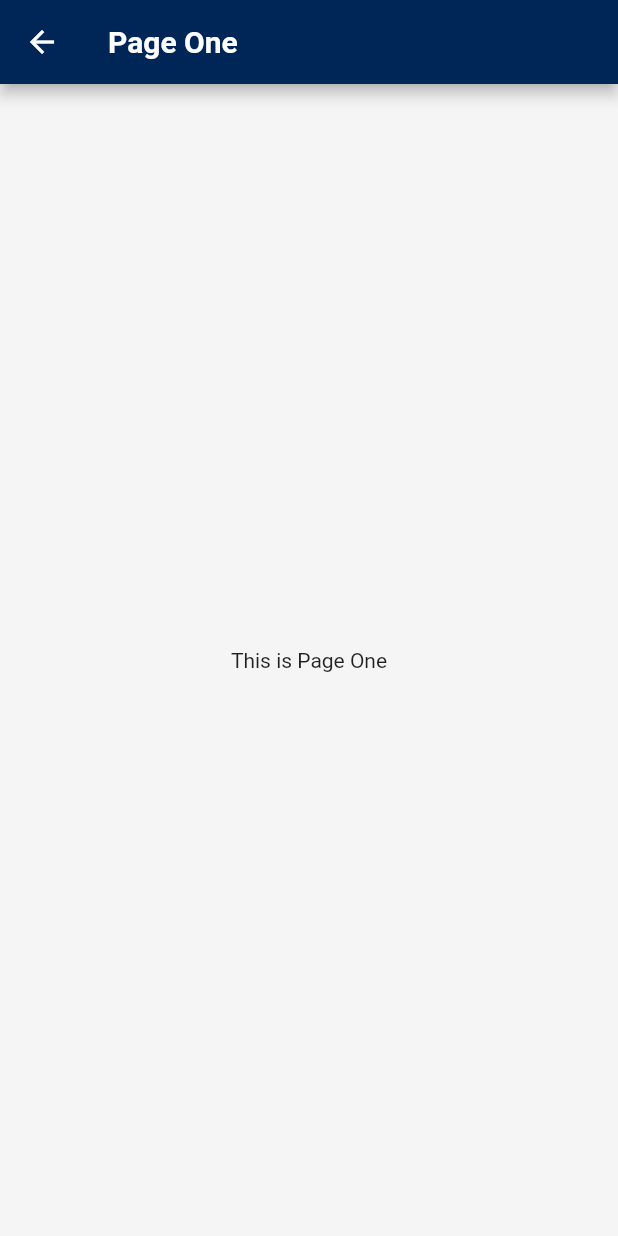
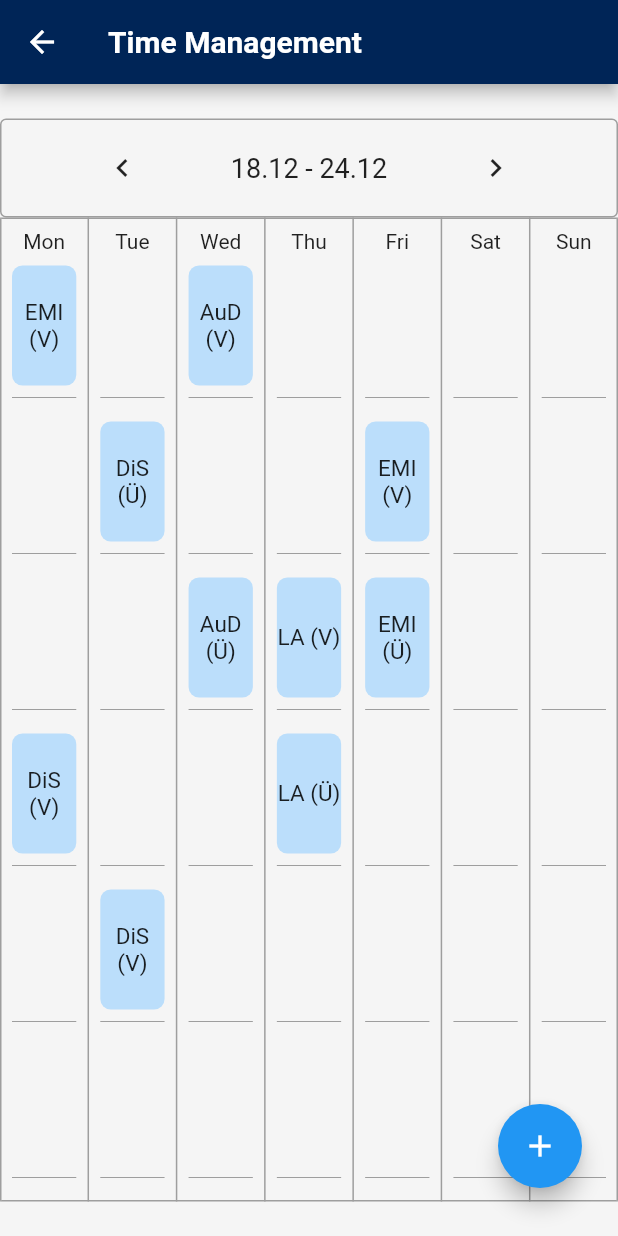
Before and after one commit to johannesmhl/tud-mobile, a Flutter app: the screen it shows after launch, after a tap on "Time Managment", on a phone screen of 412 x 824 dp. Run offline on Flutter 3.47's test engine with Material 2 defaults, Android fonts, the phone set to English and light mode, and no system bars.

```diff
--- a/lib/main.dart
+++ b/lib/main.dart
@@ -38,7 +38,7 @@ class MyApp extends StatelessWidget {
       initialRoute: '/',
       routes: {
         '/': (context) => const MyHomePage(),
-        '/time-managment': (context) => const TimeManagmentPage(),
+        '/time-managment': (context) => const TimeManagementPage(),
         '/mein-studium': (context) => const MeinStudiumPage(),
         '/news': (context) => const NewsPage(),
         '/campus-navigator': (context) => const CampusNavigatorPage(),
--- a/lib/pages/CampusNavigator.dart
+++ b/lib/pages/CampusNavigator.dart
@@ -9,7 +9,7 @@ class CampusNavigatorPage extends StatelessWidget {
       appBar: AppBar(
         title: const Text('Page Four'),
       ),
-      body: Center(
+      body: const Center(
         child: const Text('This is Page Four'),
       ),
     );
--- a/lib/pages/MeinStudiumPage.dart
+++ b/lib/pages/MeinStudiumPage.dart
@@ -9,7 +9,7 @@ class MeinStudiumPage extends StatelessWidget {
       appBar: AppBar(
         title: const Text('Mein Studium'),
       ),
-      body: Center(
+      body: const Center(
         child: const Text('This is Page Two'),
       ),
     );
--- a/lib/pages/NewsPage.dart
+++ b/lib/pages/NewsPage.dart
@@ -9,8 +9,8 @@ class NewsPage extends StatelessWidget {
       appBar: AppBar(
         title: const Text('Page Three'),
       ),
-      body: Center(
-        child: const Text('This is Page Three'),
+      body: const Center(
+        child: Text('This is Page Three'),
       ),
     );
   }
--- a/lib/pages/TimeManagementPage.dart
+++ b/lib/pages/TimeManagementPage.dart
@@ -1,17 +1,246 @@
 import 'package:flutter/material.dart';
 
-class TimeManagmentPage extends StatelessWidget {
-  const TimeManagmentPage({Key? key}) : super(key: key);
+class TimeManagementPage extends StatefulWidget {
+  const TimeManagementPage({Key? key}) : super(key: key);
+
+  @override
+  TimeManagementPageState createState() => TimeManagementPageState();
+}
+
+class TimeManagementPageState extends State<TimeManagementPage> {
+  late DateTime monday;
+  late DateTime sunday;
+
+  @override
+  void initState() {
+    super.initState();
+    // Initialize 'monday' and 'sunday'
+    monday = DateTime.utc(2023, 12, 18);
+    sunday = DateTime.utc(2023, 12, 24);
+  }
+
+  void setNextWeekdays() {
+    setState(() {
+      monday = monday.add(const Duration(days: 7));
+      sunday = sunday.add(const Duration(days: 7));
+    });
+  }
+
+  void setPreviousWeekdays() {
+    setState(() {
+      monday = monday.subtract(const Duration(days: 7));
+      sunday = sunday.subtract(const Duration(days: 7));
+    });
+  }
+
+  String formatDate(DateTime date) {
+    return '${date.day.toString().padLeft(2, '0')}.${date.month.toString().padLeft(2, '0')}';
+  }
+
+  Widget buildCalendarNavigation() {
+    return Container(
+      padding: const EdgeInsets.all(8.0),
+      decoration: BoxDecoration(
+        border: Border.all(color: Colors.grey),
+        borderRadius: BorderRadius.circular(4.0),
+      ),
+      child: Row(
+        mainAxisAlignment: MainAxisAlignment.spaceEvenly,
+        children: [
+          IconButton(
+            icon: const Icon(Icons.chevron_left),
+            onPressed: () {
+              setPreviousWeekdays();
+            },
+          ),
+          Text(
+            '${formatDate(monday)} - ${formatDate(sunday)}',
+            style: const TextStyle(fontSize: 18),
+          ),
+          IconButton(
+            icon: const Icon(Icons.chevron_right),
+            onPressed: () {
+              setNextWeekdays();
+            },
+          ),
+        ],
+      ),
+    );
+  }
+
+  final List<String> hardcodedEvents = [
+    'DiS (V)',
+    'DiS (Ü)',
+    'EMI (V)',
+    'EMI (Ü)',
+    'AuD (V)',
+    'AuD (Ü)',
+    'LA (V)',
+    'LA (Ü)',
+    'Englisch',
+    '', // Add more empty strings for additional slots
+  ];
+
+  List<Widget> buildDayEvents(List<String> events) {
+    List<Widget> dayEvents = [];
+    for (String eventName in events) {
+      Color? eventColor =
+          eventName.isNotEmpty ? Colors.blue[100] : Colors.transparent;
+      dayEvents.add(
+        Column(
+          children: [
+            const SizedBox(height: 8),
+            SizedBox(
+              height: 80,
+              child: Center(
+                child: Container(
+                  width: double.infinity,
+                  decoration: BoxDecoration(
+                    color: eventColor,
+                    borderRadius: BorderRadius.circular(
+                        7.0), // Adjust the radius as needed
+                  ),
+                  child: eventName.isNotEmpty
+                      ? Center(
+                          child: Text(
+                            eventName,
+                            textAlign: TextAlign.center,
+                            style: const TextStyle(
+                              fontSize: 15,
+                              fontFamily: 'Roboto',
+                            ),
+                          ),
+                        )
+                      : null,
+                ),
+              ),
+            ),
+            const Divider(
+              color: Colors.grey,
+            ),
+          ],
+        ),
+      );
+    }
+    return dayEvents;
+  }
+
+  Widget buildDayColumn(String day, List<String> events) {
+    return Container(
+      padding: const EdgeInsets.all(8.0),
+      child: Column(
+        children: [
+          Text(day),
+          ...buildDayEvents(events),
+        ],
+      ),
+    );
+  }
+
+  Widget buildCalendar() {
+    List<String> eventsForMon = [
+      hardcodedEvents[2],
+      '',
+      '',
+      hardcodedEvents[0],
+      '',
+      '',
+    ];
+    List<String> eventsForTue = [
+      '',
+      hardcodedEvents[1],
+      '',
+      '',
+      hardcodedEvents[0],
+      '',
+    ];
+    List<String> eventsForWed = [
+      hardcodedEvents[4],
+      '',
+      hardcodedEvents[5],
+      '',
+      '',
+      '',
+    ];
+    List<String> eventsForThu = [
+      '',
+      '',
+      hardcodedEvents[6],
+      hardcodedEvents[7],
+      '',
+      '',
+    ];
+    List<String> eventsForFri = [
+      '',
+      hardcodedEvents[2],
+      hardcodedEvents[3],
+      '',
+      '',
+      '',
+    ];
+    List<String> eventsForSat = [
+      '',
+      '',
+      '',
+      '',
+      '',
+      '',
+    ];
+    List<String> eventsForSun = [
+      '',
+      '',
+      '',
+      '',
+      '',
+      '',
+    ];
+
+    return Table(
+      border: TableBorder.all(color: Colors.grey),
+      children: [
+        TableRow(
+          children: [
+            buildDayColumn('Mon', eventsForMon),
+            buildDayColumn('Tue', eventsForTue),
+            buildDayColumn('Wed', eventsForWed),
+            buildDayColumn('Thu', eventsForThu),
+            buildDayColumn('Fri', eventsForFri),
+            buildDayColumn('Sat', eventsForSat),
+            buildDayColumn('Sun', eventsForSun),
+          ],
+        ),
+      ],
+    );
+  }
 
   @override
   Widget build(BuildContext context) {
     return Scaffold(
       appBar: AppBar(
-        title: const Text('Page One'),
+        title: const Text('Time Management'),
       ),
       body: Center(
-        child: const Text('This is Page One'),
+        child: SingleChildScrollView(
+          child: Column(
+            children: [
+              buildCalendarNavigation(),
+              const SizedBox(height: 0),
+              buildCalendar(),
+            ],
+          ),
+        ),
       ),
+      floatingActionButton: Padding(
+        padding: const EdgeInsets.only(bottom: 16.0, right: 8.0),
+        child: FloatingActionButton(
+          onPressed: () {
+            // Add your logic here for the "+" button action
+            // For example: Navigate to a new screen, add an event, etc.
+          },
+          child: const Icon(Icons.add),
+        ),
+      ),
+      floatingActionButtonLocation: FloatingActionButtonLocation.endFloat,
     );
   }
 }
```
